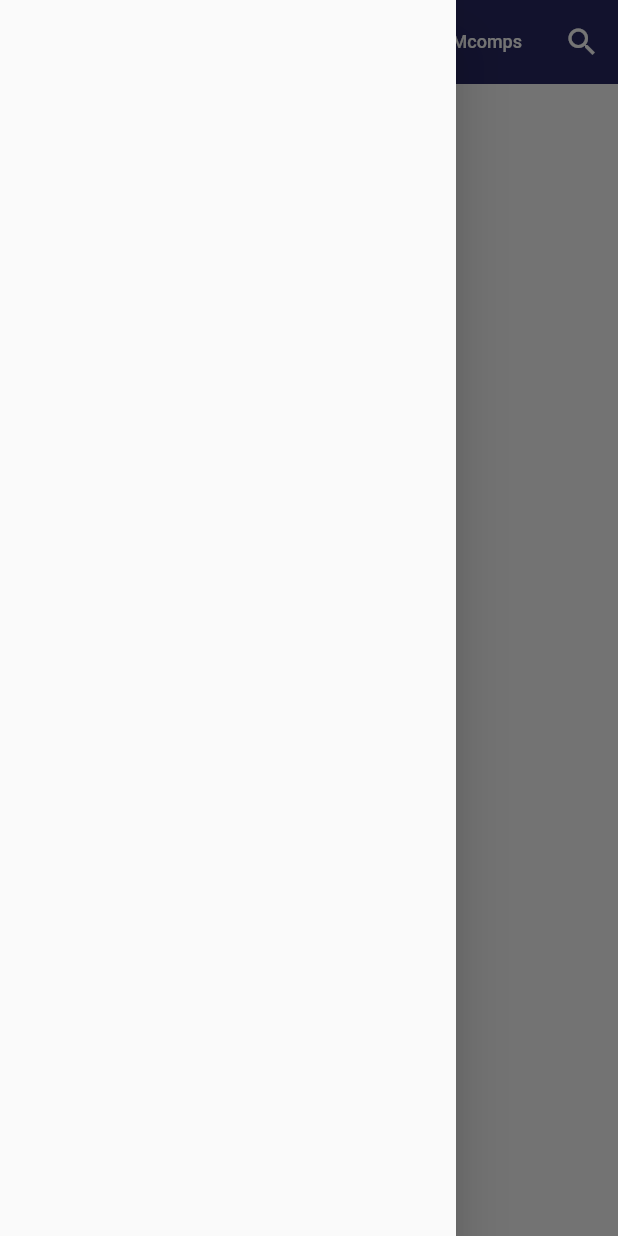
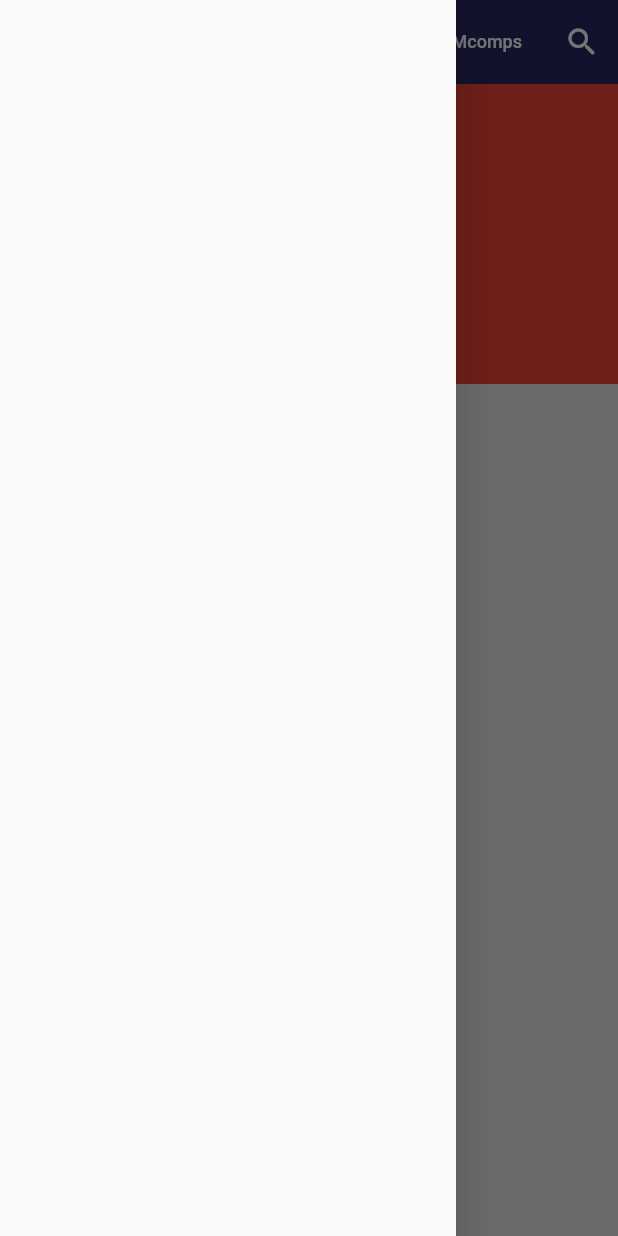
Before and after one commit to JohnM-Kahura/M-Comps-App, a Flutter app: the screen it shows after launch, with the side drawer open, on a phone screen of 412 x 824 dp. Run offline on Flutter 3.47's test engine with Material 2 defaults, Android fonts, the phone set to English and light mode, and no system bars.

```diff
--- a/lib/config/colors.dart
+++ b/lib/config/colors.dart
@@ -2,7 +2,8 @@
 import 'package:flutter/cupertino.dart';
 import 'package:flutter/material.dart';
 
-Color customDarkBlue=  Color(0xFF272861);
+Color customDarkBlue= const  Color(0xFF272861);
+Color customBackgroundColor = const Color(0xFFE6EAED);
 TextStyle appTextStyle= const TextStyle(
   fontSize: 12,
   color: Colors.white,
--- a/lib/pages/home.dart
+++ b/lib/pages/home.dart
@@ -19,7 +19,7 @@ class _HomeState extends State<Home> {
       appBar: AppBar(
         elevation: 0,
         backgroundColor:isSearch? Colors.white : customDarkBlue,
-        title: isSearch ?customTextFeild(50, double.infinity, 'Search', searchController, TextInputType.text) : Center(
+        title: isSearch ?customTextFeild(50, double.infinity, 'What can I search for you?', searchController, TextInputType.text) : Center(
           child:  Row(
             mainAxisAlignment: MainAxisAlignment.spaceBetween,
             children: [
@@ -61,6 +61,10 @@ class _HomeState extends State<Home> {
         ],
       ),
        drawer: isSearch? null :Drawer(),
+       backgroundColor: customBackgroundColor,
+       body: ListView(children: [
+         Container(height:200,color: Colors.red,)
+       ],),
     );
   }
 }
```
Also changed, not shown: assets/beauty.png (added), assets/carpentry.png (added), assets/electrical.png (added), assets/kcseProjects.png (added), assets/painting.png (added), assets/painting2.png (added), assets/pestControl.png (added), assets/washingmachine.png (added), assets/website.png (added).
